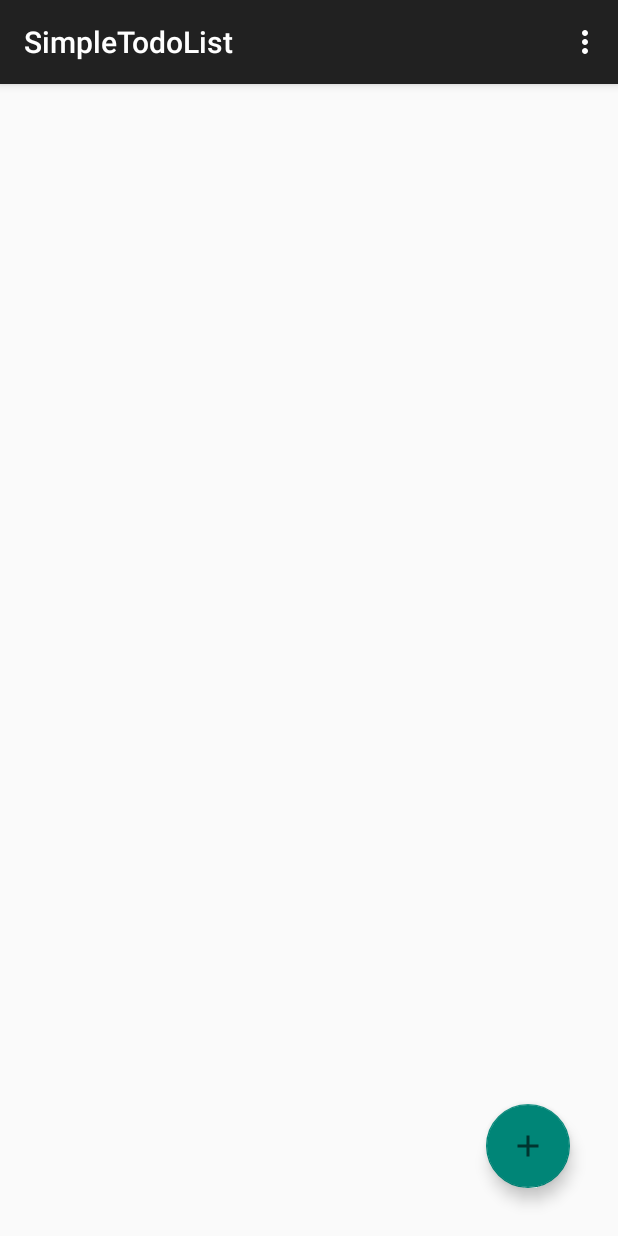
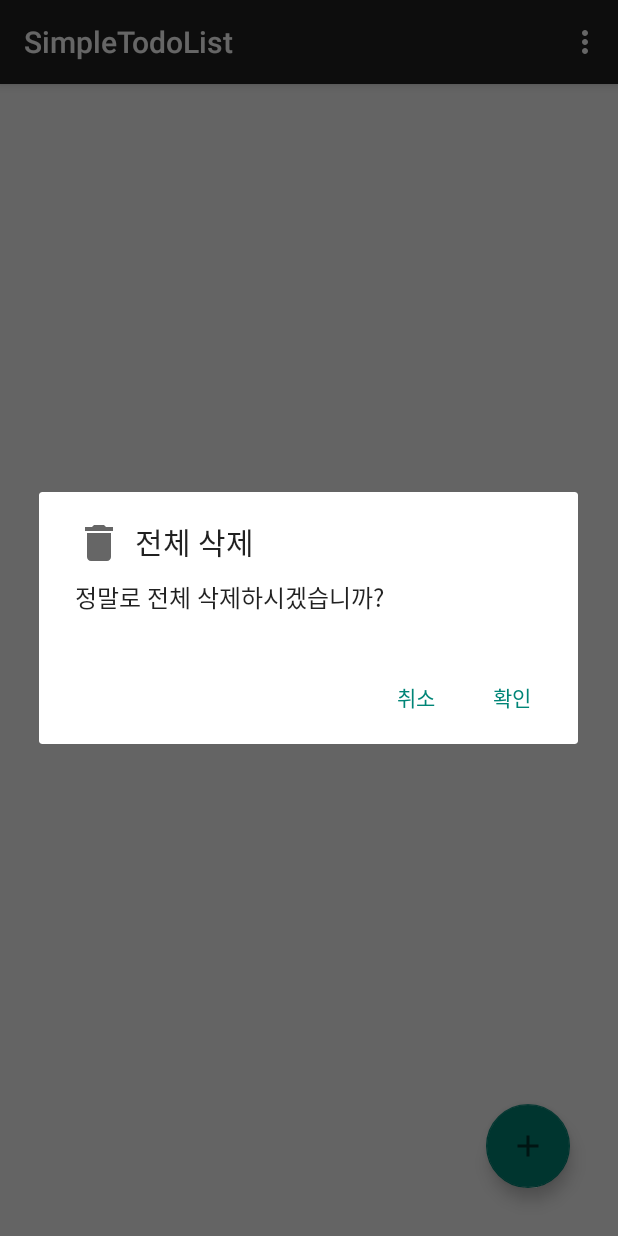
Before and after one commit to habilithm97/DailyMission, an Android app: the screen it shows after launch (MainActivity), in the options menu, after a tap on "전체 삭제", on a phone screen of 412 x 824 dp. Run offline under Robolectric (Android 15) with nearby library versions, the phone set to English and light mode, and no system bars; our stand-ins replace Room's generated code.

Commit message:
전체 삭제용 대화 상자

```diff
--- a/app/src/main/java/com/example/simpletodolist/MainActivity.java
+++ b/app/src/main/java/com/example/simpletodolist/MainActivity.java
@@ -2,6 +2,7 @@ package com.example.simpletodolist;
 
 import androidx.annotation.NonNull;
 import androidx.annotation.Nullable;
+import androidx.appcompat.app.AlertDialog;
 import androidx.appcompat.app.AppCompatActivity;
 import androidx.lifecycle.Observer;
 import androidx.lifecycle.ViewModelProvider;
@@ -10,6 +11,7 @@ import androidx.recyclerview.widget.LinearLayoutManager;
 import androidx.recyclerview.widget.RecyclerView;
 
 import android.content.Context;
+import android.content.DialogInterface;
 import android.content.Intent;
 import android.os.Bundle;
 import android.view.Menu;
@@ -143,8 +145,29 @@ public class MainActivity extends AppCompatActivity {
     public boolean onOptionsItemSelected(@NonNull MenuItem item) {
         switch (item.getItemId()) {
             case R.id.deleteAll:
-                mainViewModel.deleteAll();
+                showDeleteAllDialog();
         }
         return super.onOptionsItemSelected(item);
     }
+
+    private void showDeleteAllDialog() {
+        final AlertDialog.Builder builder = new AlertDialog.Builder(MainActivity.this);
+        builder.setTitle("전체 삭제");
+        builder.setMessage("정말로 전체 삭제하시겠습니까? ");
+        builder.setIcon(R.drawable.delete);
+        builder.setPositiveButton("확인", new DialogInterface.OnClickListener() {
+            @Override
+            public void onClick(DialogInterface dialog, int which) {
+                mainViewModel.deleteAll();
+            }
+        });
+
+        builder.setNegativeButton("취소", new DialogInterface.OnClickListener() {
+            @Override
+            public void onClick(DialogInterface dialog, int which) {
+                dialog.cancel();
+            }
+        });
+        builder.show();
+    }
 }
```
